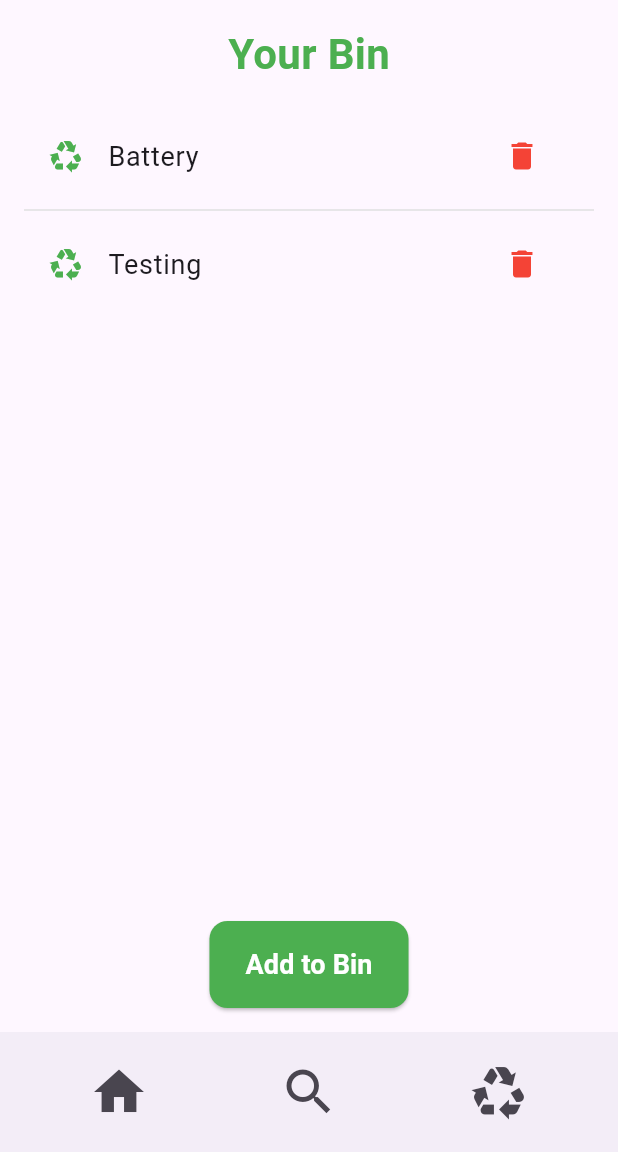
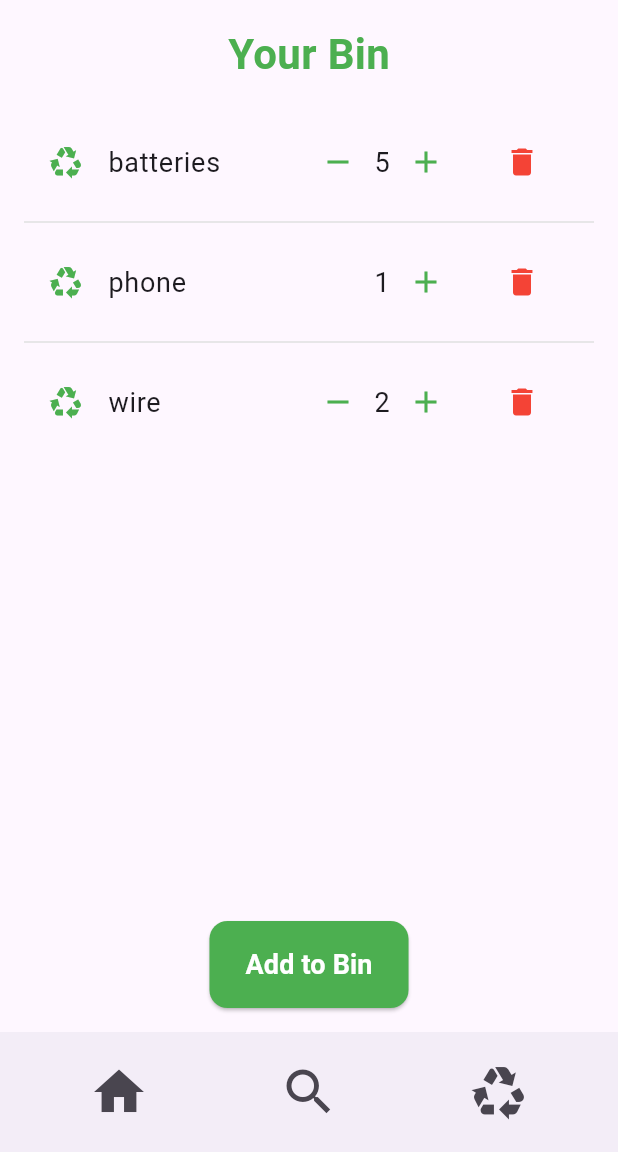
Before and after one commit to ivannimets/e-waste-hero, a Flutter app: the screen it shows after launch, item 3 of the bottom bar chosen, on a phone screen of 412 x 824 dp, the part 84-1236 px from its top. Run offline on Flutter 3.47's test engine with Material 3 defaults, Android fonts, the phone set to English and light mode, and no system bars.

Commit message:
Bin page (#10)
* added items to bin list

* added logic to increse/decrese quantity of items

* added logic to delete record from list

* added logic to add items to the list

```diff
--- /dev/null
+++ b/ewastehero/lib/entites/item.dart
@@ -0,0 +1,10 @@
+class Item {
+  String name = "";
+  int quantity;
+
+  Item({required this.name, this.quantity = 1});
+
+  void ChanegeQuantity(int increment) {
+    quantity += increment;
+  }
+}
--- a/ewastehero/lib/screens/bin_page.dart
+++ b/ewastehero/lib/screens/bin_page.dart
@@ -1,10 +1,73 @@
 import 'package:ewastehero/screens/base_screen.dart';
 import 'package:flutter/material.dart';
 
-class BinScreen extends StatelessWidget {
-  final List<String> binItems; // List of bin items
+import '../entites/item.dart';
 
-  BinScreen({this.binItems = const ["Battery", "Testing"]}); // Default to an empty bin
+List<Item> binItems = [
+  Item(name: "batteries", quantity: 5),
+  Item(name: "phone"),
+  Item(name: "wire", quantity: 2)
+];
+
+class BinScreen extends StatefulWidget {
+  @override
+  BinScreenState createState() {
+    return BinScreenState();
+  }
+}
+
+class BinScreenState extends State<BinScreen> {
+  // Function to show dialog to add new item
+  void _showAddItemDialog() {
+    String itemName = '';
+    int itemQuantity = 1;
+
+    showDialog(
+      context: context,
+      builder: (context) {
+        return AlertDialog(
+          title: Text('Add New Item'),
+          content: Column(
+            mainAxisSize: MainAxisSize.min,
+            children: [
+              TextField(
+                decoration: InputDecoration(labelText: 'Item Name'),
+                onChanged: (value) {
+                  itemName = value;
+                },
+              ),
+              TextField(
+                decoration: InputDecoration(labelText: 'Quantity'),
+                keyboardType: TextInputType.number,
+                onChanged: (value) {
+                  itemQuantity = int.tryParse(value) ?? 1; // Default to 1 if invalid input
+                },
+              ),
+            ],
+          ),
+          actions: [
+            TextButton(
+              onPressed: () {
+                Navigator.pop(context); // Close the dialog without adding
+              },
+              child: Text('Cancel'),
+            ),
+            TextButton(
+              onPressed: () {
+                if (itemName.isNotEmpty) {
+                  setState(() {
+                    binItems.add(Item(name: itemName, quantity: itemQuantity));
+                  });
+                  Navigator.pop(context); // Close the dialog
+                }
+              },
+              child: Text('Add'),
+            ),
+          ],
+        );
+      },
+    );
+  }
 
   @override
   Widget build(BuildContext context) {
@@ -44,14 +107,47 @@ class BinScreen extends StatelessWidget {
                 itemBuilder: (context, index) {
                   return ListTile(
                     leading: Icon(Icons.recycling, color: Colors.green),
-                    title: Text(
-                      binItems[index],
-                      style: TextStyle(fontSize: 18),
+                    title: Row(
+                      mainAxisAlignment: MainAxisAlignment.spaceBetween,
+                      children: [
+                        Text(
+                          "${binItems[index].name}",
+                          style: TextStyle(fontSize: 18),
+                        ),
+                        Row(
+                          children: [
+                            if (binItems[index].quantity > 1)
+                              IconButton(
+                                icon: Icon(Icons.remove,
+                                    color: Colors.green),
+                                onPressed: () {
+                                  setState(() {
+                                    binItems[index].ChanegeQuantity(-1);
+                                  });
+                                },
+                              ),
+                            Text(
+                              "${binItems[index].quantity}",
+                              style: TextStyle(fontSize: 18),
+                            ),
+                            IconButton(
+                              icon: Icon(Icons.add, color: Colors.green),
+                              onPressed: () {
+                                setState(() {
+                                  binItems[index].ChanegeQuantity(1);
+                                });
+                              },
+                            ),
+                          ],
+                        )
+                      ],
                     ),
                     trailing: IconButton(
                       icon: Icon(Icons.delete, color: Colors.red),
                       onPressed: () {
-                        // TODO: Implement delete functionality
+                        setState(() {
+                          binItems.removeAt(index);
+                        });
                       },
                     ),
                   );
@@ -61,11 +157,9 @@ class BinScreen extends StatelessWidget {
 
             SizedBox(height: 20),
 
-            // Button to Add Items (For Future Implementation)
+            // Button to Add Items
             ElevatedButton(
-              onPressed: () {
-                // TODO: Add functionality to add items to the bin
-              },
+              onPressed: _showAddItemDialog, // Show the dialog to add an item
               style: ElevatedButton.styleFrom(
                 backgroundColor: Colors.green, // Button color
                 foregroundColor: Colors.white, // Text color
```
